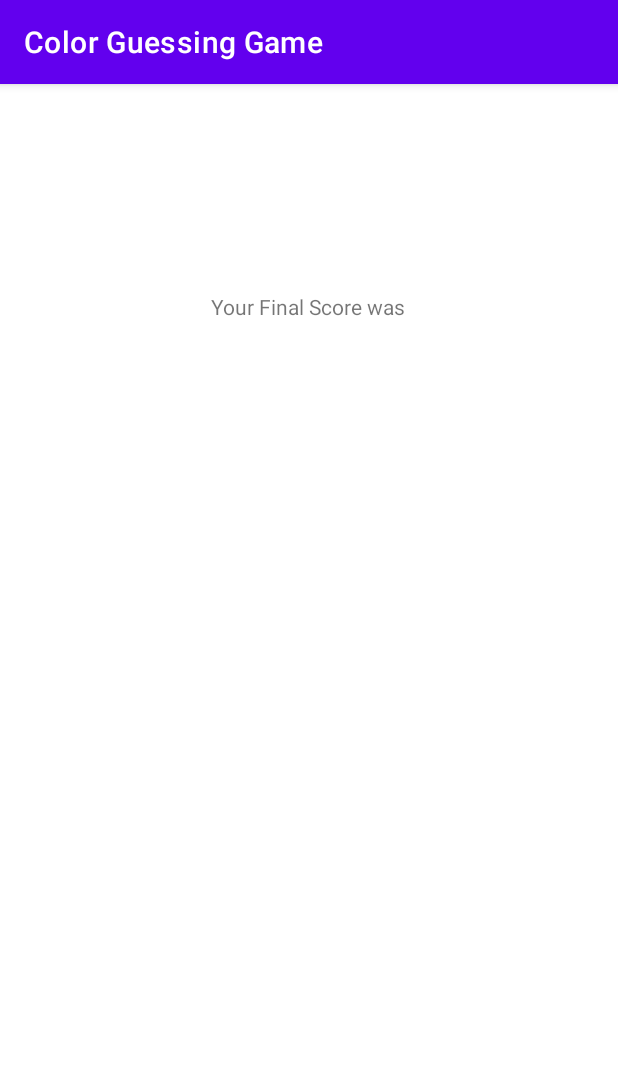
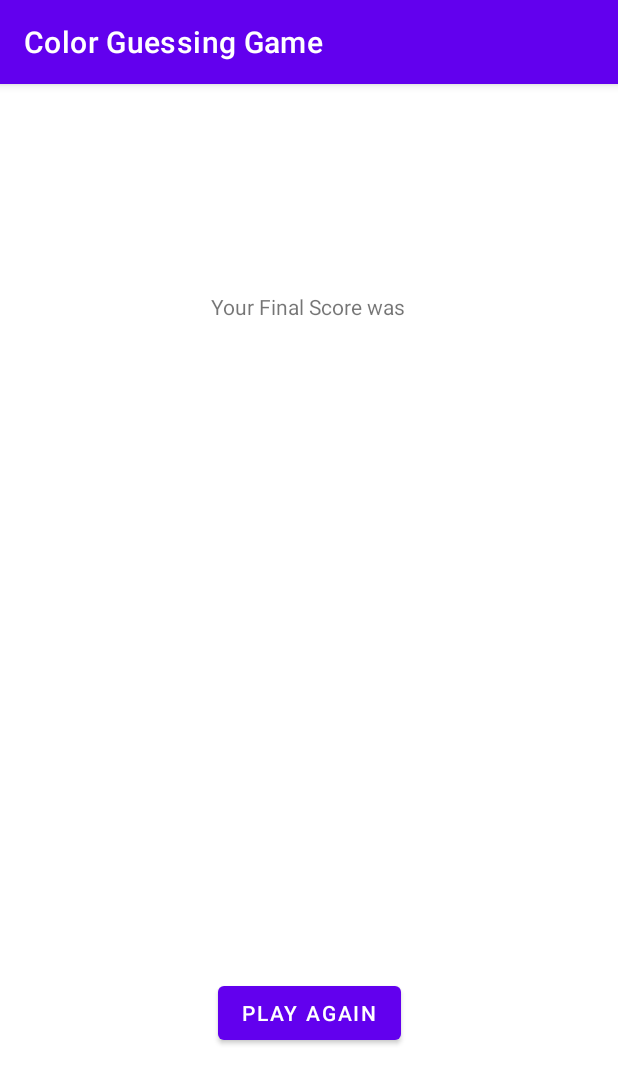
Before and after one commit to namanbajaj/Color-Guessing-Game, an Android app: the FinalScore screen opened directly, with no data from a screen before it, on a phone screen of 412 x 824 dp. Shown: the top 1084 px of the screen. Run offline under Robolectric (Android 15) with nearby library versions, the phone set to English and light mode, and no system bars; network calls fail.

Commit message:
restart button

```diff
--- a/app/src/main/java/com/example/colorguessinggame/FinalScore.kt
+++ b/app/src/main/java/com/example/colorguessinggame/FinalScore.kt
@@ -1,7 +1,9 @@
 package com.example.colorguessinggame
 
+import android.content.Intent
 import androidx.appcompat.app.AppCompatActivity
 import android.os.Bundle
+import android.widget.Button
 import android.widget.TextView
 
 class FinalScore : AppCompatActivity() {
@@ -11,5 +13,10 @@ class FinalScore : AppCompatActivity() {
 
         val finScoreText = findViewById<TextView>(R.id.finalScoreText)
         finScoreText.setText(intent.getStringExtra("Score"))
+
+        val restart = findViewById<Button>(R.id.restartButton)
+        restart.setOnClickListener{
+            startActivity(Intent(this, GameScreen::class.java))
+        }
     }
 }
--- a/app/src/main/res/layout/activity_final_score.xml
+++ b/app/src/main/res/layout/activity_final_score.xml
@@ -29,4 +29,14 @@
         app:layout_constraintStart_toStartOf="parent"
         app:layout_constraintTop_toBottomOf="@+id/textView"
         app:layout_constraintVertical_bias="0.46" />
+
+    <Button
+        android:id="@+id/restartButton"
+        android:layout_width="wrap_content"
+        android:layout_height="wrap_content"
+        android:text="Play Again"
+        app:layout_constraintBottom_toBottomOf="parent"
+        app:layout_constraintEnd_toEndOf="parent"
+        app:layout_constraintStart_toStartOf="parent"
+        app:layout_constraintTop_toBottomOf="@+id/finalScoreText" />
 </androidx.constraintlayout.widget.ConstraintLayout>
```
